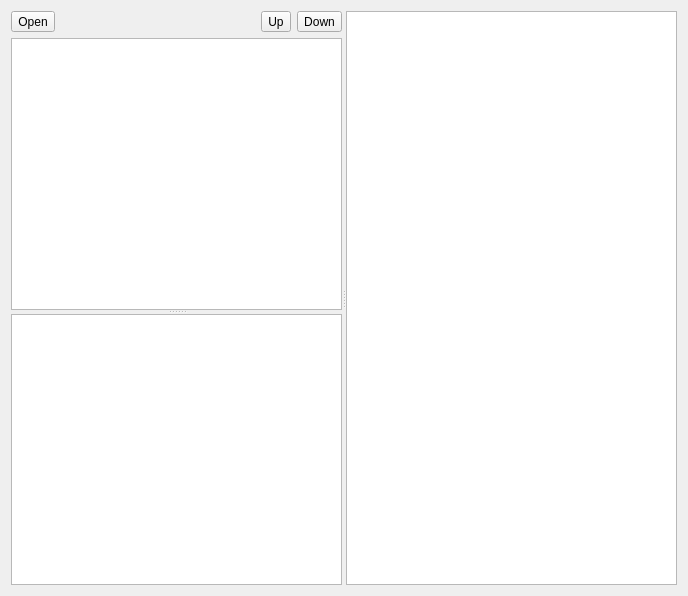
ArashMassoudieh/WaterwAIs, file Forms/mainview.ui: the form before one commit.
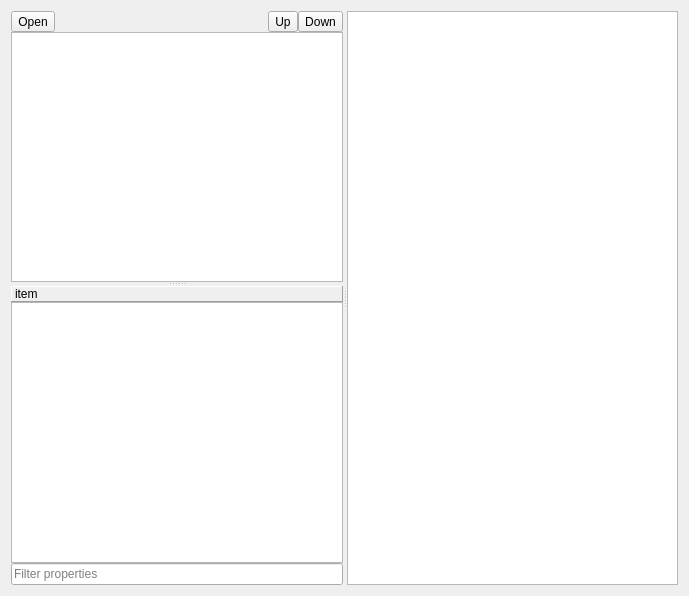
The form after the commit. Custom widgets are drawn as their Qt base class.

Commit message: - UI Improvements in Property section, added proper resizing, sorting and property filtering. - Preliminary chart support for timing series. - Fixing some map view control resizing bugs.

The edit to the form file:
```diff
--- a/Forms/mainview.ui
+++ b/Forms/mainview.ui
@@ -6,7 +6,7 @@
    <rect>
     <x>0</x>
     <y>0</y>
-    <width>688</width>
+    <width>689</width>
     <height>596</height>
    </rect>
   </property>
@@ -24,6 +24,9 @@
      </property>
      <widget class="QWidget" name="layoutWidget">
       <layout class="QVBoxLayout" name="verticalLayout">
+       <property name="spacing">
+        <number>0</number>
+       </property>
        <item>
         <layout class="QHBoxLayout" name="horizontalLayout_3">
          <item>
@@ -96,13 +99,69 @@
            <bool>true</bool>
           </property>
          </widget>
-         <widget class="QTableView" name="tableView">
-          <property name="mouseTracking">
-           <bool>true</bool>
-          </property>
-          <property name="autoFillBackground">
-           <bool>true</bool>
-          </property>
+         <widget class="QWidget" name="layoutWidget">
+          <layout class="QVBoxLayout" name="verticalLayout_4">
+           <property name="spacing">
+            <number>0</number>
+           </property>
+           <item>
+            <widget class="QLabel" name="labelItem">
+             <property name="frameShape">
+              <enum>QFrame::Panel</enum>
+             </property>
+             <property name="frameShadow">
+              <enum>QFrame::Raised</enum>
+             </property>
+             <property name="text">
+              <string>item</string>
+             </property>
+             <property name="margin">
+              <number>1</number>
+             </property>
+            </widget>
+           </item>
+           <item>
+            <widget class="QTableView" name="tableView">
+             <property name="mouseTracking">
+              <bool>true</bool>
+             </property>
+             <property name="autoFillBackground">
+              <bool>true</bool>
+             </property>
+             <property name="selectionMode">
+              <enum>QAbstractItemView::ExtendedSelection</enum>
+             </property>
+             <property name="selectionBehavior">
+              <enum>QAbstractItemView::SelectRows</enum>
+             </property>
+             <property name="sortingEnabled">
+              <bool>true</bool>
+             </property>
+             <attribute name="horizontalHeaderShowSortIndicator" stdset="0">
+              <bool>true</bool>
+             </attribute>
+             <attribute name="horizontalHeaderStretchLastSection">
+              <bool>true</bool>
+             </attribute>
+             <attribute name="verticalHeaderMinimumSectionSize">
+              <number>24</number>
+             </attribute>
+             <attribute name="verticalHeaderDefaultSectionSize">
+              <number>24</number>
+             </attribute>
+             <attribute name="verticalHeaderStretchLastSection">
+              <bool>false</bool>
+             </attribute>
+            </widget>
+           </item>
+           <item>
+            <widget class="QLineEdit" name="edtFilter">
+             <property name="placeholderText">
+              <string>Filter properties</string>
+             </property>
+            </widget>
+           </item>
+          </layout>
          </widget>
         </widget>
        </item>
```
The commit also changes 44 other files.
